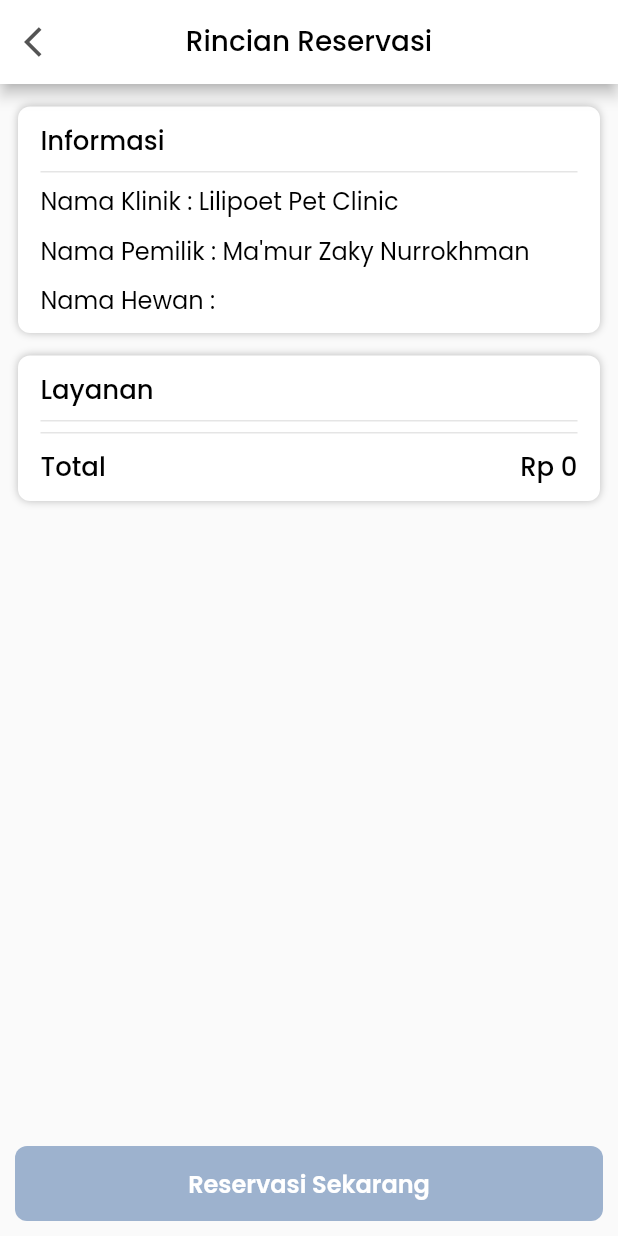
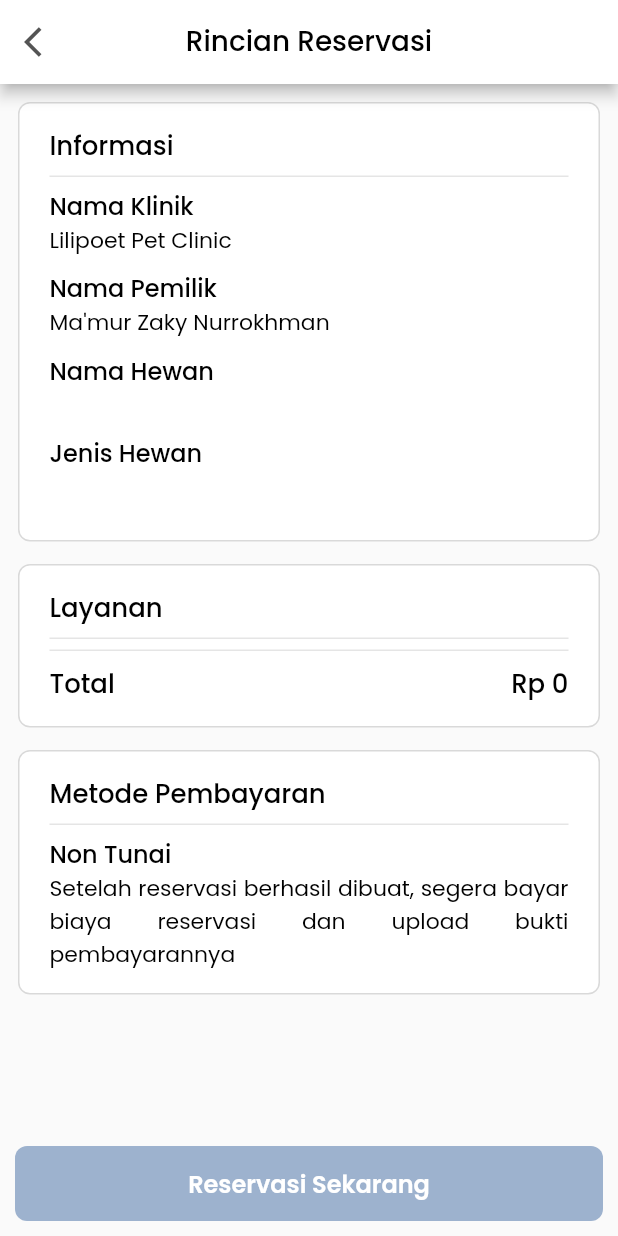
Before and after one commit to petcaredev/pet-care-mobile-apps, a Flutter app: the ReservationDetailPage screen opened by its route, on a phone screen of 412 x 824 dp. Run offline on Flutter 3.47's test engine with Material 2 defaults, Android fonts, the phone set to English and light mode, and no system bars; our stand-ins replace cached_network_image, fluttertoast, google_fonts, shared_preferences; accounts and stored records are empty.

Commit message:
Perbaikan tampilan pada halaman metode pembayaran dan detail reservasi

```diff
--- a/lib/pages/payment_method_page.dart
+++ b/lib/pages/payment_method_page.dart
@@ -87,7 +87,7 @@
                                   ),
                                 ),
                                 Text(
-                                  'Kamu dapat membayar secara tunai di klinik dengan menginformasikan ID Transaksi.',
+                                  'Kamu dapat membayar secara tunai di klinik dengan memberikan informasi reservasi.',
                                   style: text11(
                                     weight: FontWeight.w300,
                                     color: Colors.black,
--- a/lib/pages/reservation_detail_page.dart
+++ b/lib/pages/reservation_detail_page.dart
@@ -1,6 +1,7 @@
 import 'package:flutter/material.dart';
 import 'package:pet_care_mobile_apps/data/reservation_data.dart';
 import 'package:pet_care_mobile_apps/styles/styles.dart';
+import 'package:pet_care_mobile_apps/widgets/common_container.dart';
 import 'package:pet_care_mobile_apps/widgets/single_button_navigation_bar.dart';
 
 class ReservationDetailPage extends StatelessWidget {
@@ -36,47 +37,23 @@ class ReservationDetailPage extends StatelessWidget {
         buttonText: 'Reservasi Sekarang',
       ),
       body: SingleChildScrollView(
-        child: Column(
-          children: [
-            SizedBox(
-              height: 15,
-            ),
-            Container(
-              margin: EdgeInsets.symmetric(
-                horizontal: 12,
-              ),
-              padding: EdgeInsets.symmetric(
-                horizontal: 15,
-                vertical: 10,
-              ),
-              decoration: BoxDecoration(
-                color: Colors.white,
-                borderRadius: BorderRadius.circular(8),
-                boxShadow: [
-                  BoxShadow(
-                    blurRadius: 4,
-                    color: black25,
-                  ),
-                ],
-              ),
-              child: Column(
-                crossAxisAlignment: CrossAxisAlignment.start,
-                children: [
+        child: Padding(
+          padding: const EdgeInsets.all(12),
+          child: Column(
+            children: [
+              CommonContainer(
+                title: 'Informasi',
+                widgets: [
                   Text(
-                    'Informasi',
-                    style: text13(
+                    'Nama Klinik',
+                    style: text12(
                       weight: FontWeight.w500,
                       color: Colors.black,
                     ),
                   ),
-                  Container(
-                    height: 1,
-                    margin: EdgeInsets.symmetric(vertical: 7),
-                    color: black10,
-                  ),
                   Text(
-                    'Nama Klinik : Lilipoet Pet Clinic',
-                    style: text12(
+                    'Lilipoet Pet Clinic',
+                    style: text11(
                       weight: FontWeight.w400,
                       color: Colors.black,
                     ),
@@ -85,8 +62,15 @@ class ReservationDetailPage extends StatelessWidget {
                     height: 9,
                   ),
                   Text(
-                    "Nama Pemilik : ${fullNameController.text}",
+                    "Nama Pemilik",
                     style: text12(
+                      weight: FontWeight.w500,
+                      color: Colors.black,
+                    ),
+                  ),
+                  Text(
+                    fullNameController.text,
+                    style: text11(
                       weight: FontWeight.w400,
                       color: Colors.black,
                     ),
@@ -95,51 +79,74 @@ class ReservationDetailPage extends StatelessWidget {
                     height: 9,
                   ),
                   Text(
-                    "Nama Hewan : ${petNameController.text}",
+                    'Nama Hewan',
                     style: text12(
+                      weight: FontWeight.w500,
+                      color: Colors.black,
+                    ),
+                  ),
+                  Text(
+                    petNameController.text,
+                    style: text11(
                       weight: FontWeight.w400,
                       color: Colors.black,
                     ),
                   ),
-                ],
-              ),
-            ),
-            SizedBox(
-              height: 15,
-            ),
-            Container(
-              margin: EdgeInsets.symmetric(
-                horizontal: 12,
-              ),
-              padding: EdgeInsets.symmetric(
-                horizontal: 15,
-                vertical: 10,
-              ),
-              decoration: BoxDecoration(
-                color: Colors.white,
-                borderRadius: BorderRadius.circular(8),
-                boxShadow: [
-                  BoxShadow(
-                    blurRadius: 4,
-                    color: black25,
+                  SizedBox(
+                    height: 9,
                   ),
-                ],
-              ),
-              child: Column(
-                crossAxisAlignment: CrossAxisAlignment.start,
-                children: [
                   Text(
-                    'Layanan',
-                    style: text13(
+                    'Jenis Hewan',
+                    style: text12(
                       weight: FontWeight.w500,
                       color: Colors.black,
                     ),
                   ),
-                  Container(
-                    height: 1,
-                    margin: EdgeInsets.symmetric(vertical: 7),
-                    color: black10,
+                  Text(
+                    petTypeController.text,
+                    style: text11(
+                      weight: FontWeight.w400,
+                      color: Colors.black,
+                    ),
                   ),
+                  SizedBox(
+                    height: 9,
+                  ),
+                  Builder(
+                    builder: (context) {
+                      if (optionalNoteController.text.isNotEmpty) {
+                        return Column(
+                          crossAxisAlignment: CrossAxisAlignment.start,
+                          children: [
+                            Text(
+                              'Catatan Tambahan',
+                              style: text12(
+                                weight: FontWeight.w500,
+                                color: Colors.black,
+                              ),
+                            ),
+                            Text(
+                              optionalNoteController.text,
+                              style: text11(
+                                weight: FontWeight.w400,
+                                color: Colors.black,
+                              ),
+                            )
+                          ],
+                        );
+                      } else {
+                        return Container();
+                      }
+                    },
+                  )
+                ],
+              ),
+              SizedBox(
+                height: 15,
+              ),
+              CommonContainer(
+                title: 'Layanan',
+                widgets: [
                   ListView.builder(
                     physics: NeverScrollableScrollPhysics(),
                     shrinkWrap: true,
@@ -210,8 +217,60 @@ class ReservationDetailPage extends StatelessWidget {
                   ),
                 ],
               ),
-            ),
-          ],
+              SizedBox(
+                height: 15,
+              ),
+              CommonContainer(title: 'Metode Pembayaran', widgets: [
+                Builder(
+                  builder: (context) {
+                    if (paymentMethod == PaymentMethod.cash) {
+                      return Column(
+                        crossAxisAlignment: CrossAxisAlignment.start,
+                        children: [
+                          Text(
+                            'Tunai',
+                            style: text12(
+                              weight: FontWeight.w500,
+                              color: Colors.black,
+                            ),
+                          ),
+                          Text(
+                            'Kamu harus membayar secara tunai langsung di klinik dengan memberikan informasi reservasi yang didapatkan setelah reservasi berhasil dibuat.',
+                            textAlign: TextAlign.justify,
+                            style: text11(
+                              weight: FontWeight.w400,
+                              color: Colors.black,
+                            ),
+                          )
+                        ],
+                      );
+                    } else {
+                      return Column(
+                        crossAxisAlignment: CrossAxisAlignment.start,
+                        children: [
+                          Text(
+                            'Non Tunai',
+                            style: text12(
+                              weight: FontWeight.w500,
+                              color: Colors.black,
+                            ),
+                          ),
+                          Text(
+                            'Setelah reservasi berhasil dibuat, segera bayar biaya reservasi dan upload bukti pembayarannya',
+                            textAlign: TextAlign.justify,
+                            style: text11(
+                              weight: FontWeight.w400,
+                              color: Colors.black,
+                            ),
+                          )
+                        ],
+                      );
+                    }
+                  },
+                )
+              ]),
+            ],
+          ),
         ),
       ),
     );
```
